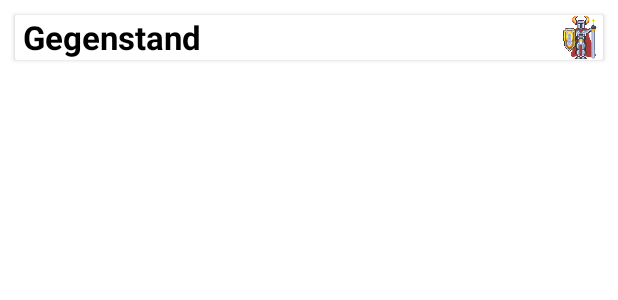
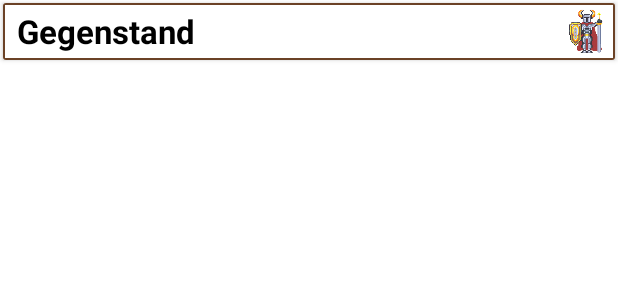
Before and after one commit to andi-git/Die_Welt_Der_Tausend_Abenteuer, an Android app: the layout items_layout.xml on its own in the app's theme, with its tools: preview values and no code run, on a phone screen of 412 x 824 dp. Shown: the top 300 px of the screen. Run offline under Robolectric (Android 15) with nearby library versions, the phone set to English and light mode, and no system bars.

Commit message:
change border of list-item

```diff
--- /dev/null
+++ b/app/src/main/res/drawable/border.xml
@@ -0,0 +1,7 @@
+<?xml version="1.0" encoding="utf-8"?>
+<shape xmlns:android="http://schemas.android.com/apk/res/android"
+    android:shape="rectangle">
+    <stroke
+        android:width="1dip"
+        android:color="@color/primary_brown" />
+</shape>
--- a/app/src/main/res/layout/items_layout.xml
+++ b/app/src/main/res/layout/items_layout.xml
@@ -1,41 +1,48 @@
 <?xml version="1.0" encoding="utf-8"?>
-<androidx.cardview.widget.CardView
-    xmlns:android="http://schemas.android.com/apk/res/android"
+<androidx.cardview.widget.CardView xmlns:android="http://schemas.android.com/apk/res/android"
+    xmlns:app="http://schemas.android.com/apk/res-auto"
     android:layout_width="match_parent"
     android:layout_height="wrap_content"
-    android:elevation="2dp"
-    android:layout_margin="10dp">
+    android:layout_margin="2dp"
+    android:elevation="0dp"
+    app:cardBackgroundColor="@color/white">
+
     <LinearLayout
         android:layout_width="match_parent"
         android:layout_height="wrap_content"
+        android:layout_margin="0dp"
+        android:padding="4dp"
+        android:background="@drawable/border"
         android:orientation="horizontal"
-        android:weightSum="1"
-        android:background="@color/white">
+        android:weightSum="1">
+
         <LinearLayout
             android:layout_width="wrap_content"
             android:layout_height="wrap_content"
-            android:weightSum=".9"
             android:layout_weight="1"
-            android:orientation="vertical">
+            android:orientation="vertical"
+            android:weightSum=".9">
+
             <TextView
                 android:id="@+id/itemName"
                 android:layout_width="match_parent"
                 android:layout_height="wrap_content"
-                android:text="@string/default_item_text"
-                android:textSize="22sp"
                 android:layout_marginStart="5dp"
                 android:layout_marginTop="0dp"
+                android:text="@string/default_item_text"
                 android:textColor="@color/black"
-                android:textStyle="bold">
-            </TextView>
+                android:textSize="22sp"
+                android:textStyle="bold" />
+
         </LinearLayout>
+
         <ImageView
             android:id="@+id/itemDeleteButton"
-            android:contentDescription="@string/button_delete"
             android:layout_width="30dp"
             android:layout_height="30dp"
             android:layout_weight=".1"
-            android:src="@drawable/knight">
-        </ImageView>
+            android:contentDescription="@string/button_delete"
+            android:src="@drawable/knight" />
+
     </LinearLayout>
 </androidx.cardview.widget.CardView>
```
